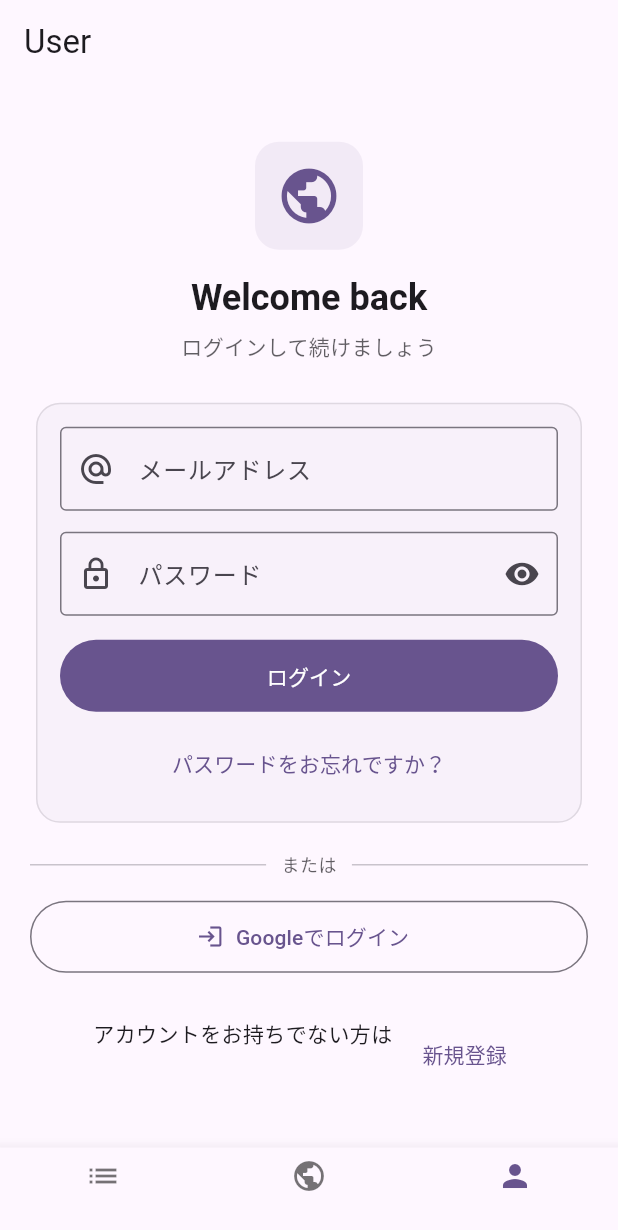
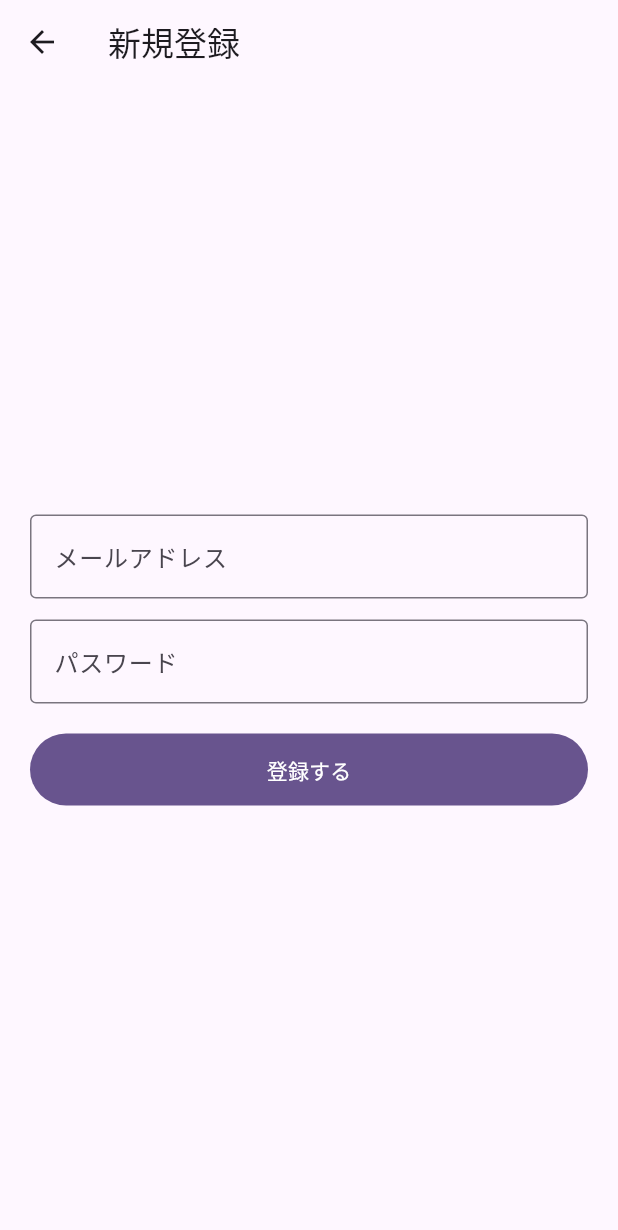
Before and after one commit to penginfly/giragiramap, a Flutter app: the screen it shows after launch, item 3 of the bottom bar chosen, after a tap on "新規登録", on a phone screen of 412 x 824 dp. Shown: the top 1230 px of the screen. Run offline on Flutter 3.47's test engine with Material 3 defaults, Android fonts, the phone set to English and light mode, and no system bars; our stand-ins replace firebase_auth, firebase_core; accounts and stored records are empty.

Commit message:
ログイン機能つけた

```diff
--- a/lib/pages/login_page.dart
+++ b/lib/pages/login_page.dart
@@ -1,4 +1,6 @@
 import 'package:flutter/material.dart';
+import 'package:firebase_auth/firebase_auth.dart';
+import 'signup_view.dart';
 
 class LoginView extends StatefulWidget {
   const LoginView({super.key});
@@ -119,7 +121,7 @@ class _LoginViewState extends State<LoginView> {
                   ),
                 ),
               ),
-
+/*
               const SizedBox(height: 16),
               Row(
                 children: [
@@ -165,14 +167,24 @@ class _LoginViewState extends State<LoginView> {
                     onPressed: () {}, // ダミー
                   ),
                 ),
-
+*/
               const SizedBox(height: 20),
               Wrap(
                 alignment: WrapAlignment.center,
                 spacing: 8,
                 children: [
                   Text('アカウントをお持ちでない方は', style: theme.textTheme.bodyMedium),
-                  TextButton(onPressed: () {}, child: const Text('新規登録')),
+                  TextButton(
+                      onPressed: () {
+                          // SignUpView画面に遷移させる
+                          Navigator.of(context).push(
+                            MaterialPageRoute(
+                              builder: (context) => const SignUpView(),
+                            ),
+                          );
+                        },
+                        child: const Text('新規登録')
+                  ),
                 ],
               ),
             ],
--- /dev/null
+++ b/lib/pages/signup_view.dart
@@ -0,0 +1,108 @@
+// signup_view.dart
+
+import 'package:flutter/material.dart';
+import 'package:firebase_auth/firebase_auth.dart';
+
+class SignUpView extends StatefulWidget {
+  const SignUpView({super.key});
+
+  @override
+  State<SignUpView> createState() => _SignUpViewState();
+}
+
+class _SignUpViewState extends State<SignUpView> {
+  final _emailC = TextEditingController();
+  final _passwordC = TextEditingController();
+
+  @override
+  void dispose() {
+    _emailC.dispose();
+    _passwordC.dispose();
+    super.dispose();
+  }
+
+  // 以前作成した登録ロジック
+  Future<void> _signUp() async {
+    FocusScope.of(context).unfocus(); // キーボードを閉じる
+
+    try {
+      // メールアドレスとパスワードでユーザーを作成
+      await FirebaseAuth.instance.createUserWithEmailAndPassword(
+        email: _emailC.text,
+        password: _passwordC.text,
+      );
+
+      // 登録成功後、元のログイン画面に戻る
+      if (mounted) {
+        // 登録完了のメッセージを表示
+        ScaffoldMessenger.of(context).showSnackBar(
+          const SnackBar(content: Text('登録が完了しました！')),
+        );
+        // 現在の画面を閉じて、前の画面（ログイン画面）に戻る
+        Navigator.of(context).pop();
+      }
+
+    } on FirebaseAuthException catch (e) {
+      // エラーハンドリング
+      String errorMessage = '登録に失敗しました。';
+      if (e.code == 'weak-password') {
+        errorMessage = 'パスワードが弱すぎます。';
+      } else if (e.code == 'email-already-in-use') {
+        errorMessage = 'このメールアドレスは既に使用されています。';
+      }
+
+      if (mounted) {
+        ScaffoldMessenger.of(context).showSnackBar(
+          SnackBar(
+            content: Text(errorMessage),
+            backgroundColor: Theme.of(context).colorScheme.error,
+          ),
+        );
+      }
+    }
+  }
+
+  @override
+  Widget build(BuildContext context) {
+    // 登録画面専用のScaffold（画面の土台）を用意
+    return Scaffold(
+      appBar: AppBar(
+        title: const Text('新規登録'),
+      ),
+      body: Center(
+        child: SingleChildScrollView(
+          padding: const EdgeInsets.symmetric(horizontal: 20, vertical: 28),
+          child: Column(
+            children: [
+              TextField(
+                controller: _emailC,
+                decoration: const InputDecoration(
+                  labelText: 'メールアドレス',
+                  border: OutlineInputBorder(),
+                ),
+              ),
+              const SizedBox(height: 14),
+              TextField(
+                controller: _passwordC,
+                obscureText: true,
+                decoration: const InputDecoration(
+                  labelText: 'パスワード',
+                  border: OutlineInputBorder(),
+                ),
+              ),
+              const SizedBox(height: 20),
+              SizedBox(
+                width: double.infinity,
+                height: 48,
+                child: FilledButton(
+                  onPressed: _signUp, // 作成した登録関数を呼び出す
+                  child: const Text('登録する'),
+                ),
+              ),
+            ],
+          ),
+        ),
+      ),
+    );
+  }
+}
```
